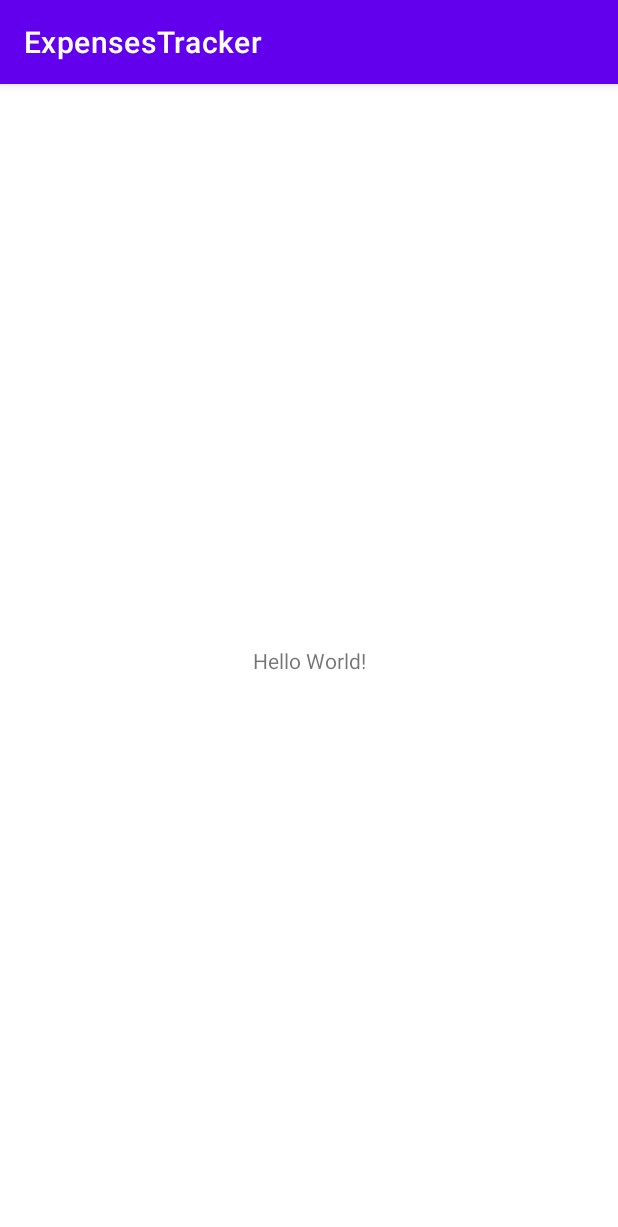
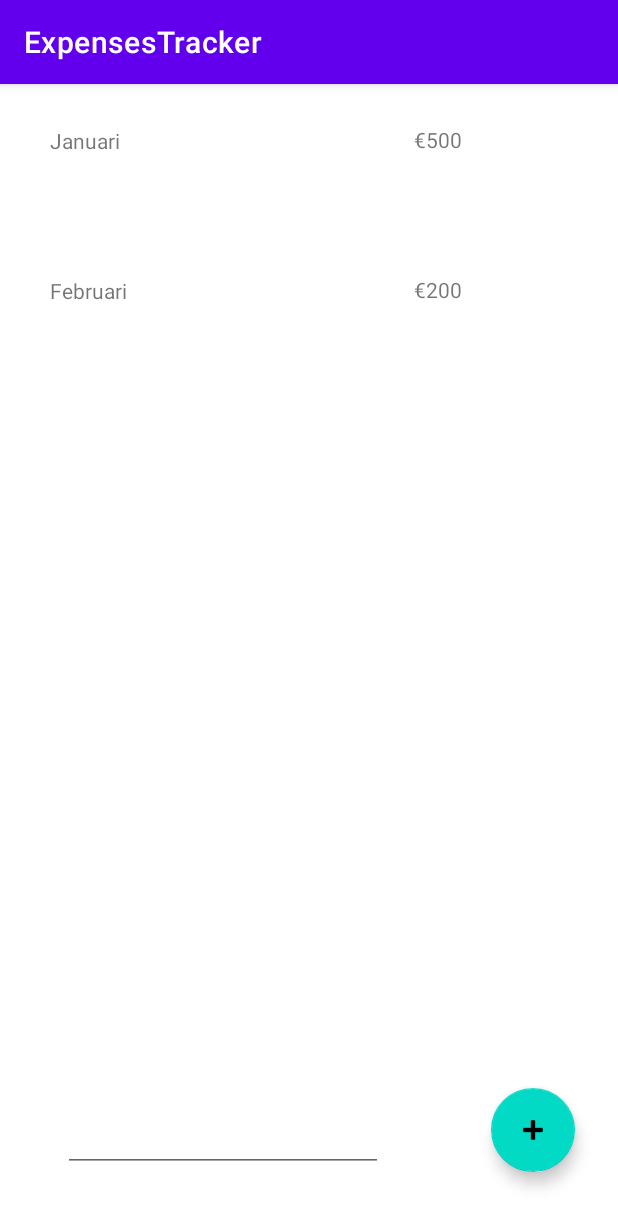
Before and after one commit to GitteV-2159432/ExpensesTracker, an Android app: the screen it shows after launch (MainActivity), on a phone screen of 412 x 824 dp. Shown: the top 1227 px of the screen. Run offline under Robolectric (Android 15) with nearby library versions, the phone set to English and light mode, and no system bars.

Commit message:
Eerste Versie Groepen toegevoegd

```diff
--- a/app/src/main/AndroidManifest.xml
+++ b/app/src/main/AndroidManifest.xml
@@ -11,6 +11,8 @@
         android:supportsRtl="true"
         android:theme="@style/Theme.ExpensesTracker"
         tools:targetApi="31">
+        <activity android:name=".AddGroepActivity" android:exported="true"/>
+        <activity android:name=".ActiviteitActivity" android:exported="true"/>
         <activity
             android:name=".MainActivity"
             android:exported="true">
--- /dev/null
+++ b/app/src/main/java/com/example/expensestracker/GroepAdapter.kt
@@ -0,0 +1,27 @@
+package com.example.expensestracker
+
+import android.view.LayoutInflater
+import android.view.View
+import android.view.ViewGroup
+import android.widget.TextView
+import androidx.recyclerview.widget.RecyclerView
+import com.example.expensestracker.model.Groep
+
+
+class GroepAdapter (val items: List<Groep>): RecyclerView.Adapter<GroepAdapter.ActiviteitViewHolder>() {
+
+    inner class ActiviteitViewHolder(currentItemView: View): RecyclerView.ViewHolder(currentItemView)
+
+    override fun onCreateViewHolder(parent: ViewGroup, viewType: Int): ActiviteitViewHolder {
+        val view = LayoutInflater.from(parent.context).inflate(R.layout.groep, parent, false)
+        return ActiviteitViewHolder(view)
+    }
+    override fun onBindViewHolder(holder: ActiviteitViewHolder, position: Int){
+        val currentActiviteitItem = items[position]
+        holder.itemView.apply {
+            findViewById<TextView>(R.id.txtActiviteitnaam).text = currentActiviteitItem.naam
+            findViewById<TextView>(R.id.txtbedrag).text= "€" + currentActiviteitItem.bedrag.toString()
+        }
+    }
+    override fun getItemCount(): Int = items.size
+}
--- /dev/null
+++ b/app/src/main/java/com/example/expensestracker/GroepFragment.kt
@@ -0,0 +1,46 @@
+package com.example.expensestracker
+
+import android.content.Intent
+import android.os.Bundle
+import android.view.LayoutInflater
+import android.view.View
+import android.view.ViewGroup
+import androidx.fragment.app.Fragment
+import androidx.recyclerview.widget.LinearLayoutManager
+import com.example.expensestracker.databinding.FragmentGroepBinding
+import com.example.expensestracker.model.Groep
+
+
+class GroepFragment: Fragment(R.layout.fragment_groep) {
+    private lateinit var binding: FragmentGroepBinding
+    private lateinit var main: MainActivity
+    private lateinit var adapter: GroepAdapter
+    private val activiteitenlijst = testlijst()
+
+    override fun onCreateView(
+        inflater: LayoutInflater,
+        container: ViewGroup?,
+        savedInstanceState: Bundle?
+    ): View? {
+        binding = FragmentGroepBinding.inflate(layoutInflater)
+        main = activity as MainActivity
+
+        adapter = GroepAdapter(activiteitenlijst)
+        binding.rvwActiviteit.adapter = adapter
+        binding.rvwActiviteit.layoutManager = LinearLayoutManager(this.context)
+
+        binding.btnAddActivity.setOnClickListener{
+            val newGroepNaam = binding.txtAddActiviteit.text.toString()
+            activiteitenlijst.add(Groep(newGroepNaam, 0))
+            adapter.notifyItemInserted(activiteitenlijst.size-1)
+        }
+        return binding.root
+    }
+
+
+
+    private fun testlijst() = arrayListOf(
+        Groep("Januari", 500),
+        Groep("Februari", 200)
+    )
+}
--- a/app/src/main/java/com/example/expensestracker/MainActivity.kt
+++ b/app/src/main/java/com/example/expensestracker/MainActivity.kt
@@ -2,10 +2,25 @@ package com.example.expensestracker
 
 import androidx.appcompat.app.AppCompatActivity
 import android.os.Bundle
+import com.example.expensestracker.databinding.ActivityMainBinding
 
 class MainActivity : AppCompatActivity() {
+
+    private lateinit var binding: ActivityMainBinding
+    private var activiteitFragment = GroepFragment()
     override fun onCreate(savedInstanceState: Bundle?) {
         super.onCreate(savedInstanceState)
-        setContentView(R.layout.activity_main)
+        binding = ActivityMainBinding.inflate(layoutInflater)
+
+        setupActivityFragment()
+
+        setContentView(binding.root)
+    }
+
+    private fun setupActivityFragment(){
+        supportFragmentManager.beginTransaction().apply {
+            replace(R.id.frmActiviteitContainer, activiteitFragment)
+            commit()
+        }
     }
 }
--- /dev/null
+++ b/app/src/main/java/com/example/expensestracker/model/Groep.kt
@@ -0,0 +1,4 @@
+package com.example.expensestracker.model
+
+@kotlinx.serialization.Serializable
+data class Groep (val naam: String, val bedrag: Int) : java.io.Serializable{}
--- a/app/src/main/res/layout/activity_main.xml
+++ b/app/src/main/res/layout/activity_main.xml
@@ -1,18 +1,15 @@
 <?xml version="1.0" encoding="utf-8"?>
-<androidx.constraintlayout.widget.ConstraintLayout xmlns:android="http://schemas.android.com/apk/res/android"
+<androidx.drawerlayout.widget.DrawerLayout xmlns:android="http://schemas.android.com/apk/res/android"
     xmlns:app="http://schemas.android.com/apk/res-auto"
     xmlns:tools="http://schemas.android.com/tools"
     android:layout_width="match_parent"
     android:layout_height="match_parent"
-    tools:context=".MainActivity">
+    tools:context=".MainActivity"
+    android:id="@+id/drawerLayout">
 
-    <TextView
-        android:layout_width="wrap_content"
-        android:layout_height="wrap_content"
-        android:text="Hello World!"
-        app:layout_constraintBottom_toBottomOf="parent"
-        app:layout_constraintEnd_toEndOf="parent"
-        app:layout_constraintStart_toStartOf="parent"
-        app:layout_constraintTop_toTopOf="parent" />
+    <FrameLayout
+        android:id="@+id/frmActiviteitContainer"
+        android:layout_width="400dp"
+        android:layout_height="720dp"/>
 
-</androidx.constraintlayout.widget.ConstraintLayout>
+</androidx.drawerlayout.widget.DrawerLayout>
--- /dev/null
+++ b/app/src/main/res/layout/expense.xml
@@ -0,0 +1,6 @@
+<?xml version="1.0" encoding="utf-8"?>
+<androidx.constraintlayout.widget.ConstraintLayout xmlns:android="http://schemas.android.com/apk/res/android"
+    android:layout_width="match_parent"
+    android:layout_height="match_parent">
+
+</androidx.constraintlayout.widget.ConstraintLayout>
--- /dev/null
+++ b/app/src/main/res/layout/fragment_expense.xml
@@ -0,0 +1,6 @@
+<?xml version="1.0" encoding="utf-8"?>
+<androidx.constraintlayout.widget.ConstraintLayout xmlns:android="http://schemas.android.com/apk/res/android"
+    android:layout_width="match_parent"
+    android:layout_height="match_parent">
+
+</androidx.constraintlayout.widget.ConstraintLayout>
--- /dev/null
+++ b/app/src/main/res/layout/fragment_groep.xml
@@ -0,0 +1,45 @@
+<?xml version="1.0" encoding="utf-8"?>
+<androidx.constraintlayout.widget.ConstraintLayout xmlns:android="http://schemas.android.com/apk/res/android"
+    xmlns:app="http://schemas.android.com/apk/res-auto"
+    xmlns:tools="http://schemas.android.com/tools"
+    android:layout_width="match_parent"
+    android:layout_height="match_parent">
+
+    <androidx.recyclerview.widget.RecyclerView
+        android:id="@+id/rvwActiviteit"
+        android:layout_width="409dp"
+        android:layout_height="0dp"
+        app:layout_constraintBottom_toBottomOf="parent"
+        app:layout_constraintEnd_toEndOf="parent"
+        app:layout_constraintHorizontal_bias="0.0"
+        app:layout_constraintStart_toStartOf="parent"
+        app:layout_constraintTop_toTopOf="parent"
+        app:layout_constraintVertical_bias="0.9" />
+
+
+    <com.google.android.material.floatingactionbutton.FloatingActionButton
+        android:id="@+id/btnAddActivity"
+        android:layout_width="wrap_content"
+        android:layout_height="wrap_content"
+        android:clickable="true"
+        app:layout_constraintBottom_toBottomOf="parent"
+        app:layout_constraintEnd_toEndOf="parent"
+        app:layout_constraintHorizontal_bias="0.92"
+        app:layout_constraintStart_toStartOf="parent"
+        app:layout_constraintTop_toTopOf="parent"
+        app:layout_constraintVertical_bias="0.94"
+        app:srcCompat="@android:drawable/ic_input_add" />
+
+    <EditText
+        android:id="@+id/txtAddActiviteit"
+        android:layout_width="wrap_content"
+        android:layout_height="wrap_content"
+        android:ems="10"
+        android:inputType="textPersonName"
+        app:layout_constraintBottom_toBottomOf="parent"
+        app:layout_constraintEnd_toEndOf="parent"
+        app:layout_constraintHorizontal_bias="0.213"
+        app:layout_constraintStart_toStartOf="parent"
+        app:layout_constraintTop_toTopOf="@+id/rvwActiviteit"
+        app:layout_constraintVertical_bias="0.941" />
+</androidx.constraintlayout.widget.ConstraintLayout>
--- a/app/src/main/res/layout/expense_group.xml
+++ b/app/src/main/res/layout/groep.xml
@@ -5,31 +5,30 @@
     android:layout_width="match_parent"
     android:layout_height="100dp">
 
-    <EditText
-        android:id="@+id/editTextNumberDecimal"
+    <TextView
+        android:id="@+id/txtbedrag"
         android:layout_width="117dp"
         android:layout_height="46dp"
         android:ems="10"
-        android:inputType="numberDecimal"
         app:layout_constraintBottom_toBottomOf="parent"
         app:layout_constraintEnd_toEndOf="parent"
         app:layout_constraintHorizontal_bias="0.1"
-        app:layout_constraintStart_toEndOf="@+id/editTextNumberDecimal2"
+        app:layout_constraintStart_toEndOf="@+id/txtEuro"
         app:layout_constraintTop_toTopOf="parent" />
 
     <TextView
-        android:id="@+id/editTextNumberDecimal2"
+        android:id="@+id/txtEuro"
         android:layout_width="41dp"
         android:layout_height="46dp"
         android:ems="10"
         app:layout_constraintBottom_toBottomOf="parent"
         app:layout_constraintEnd_toEndOf="parent"
         app:layout_constraintHorizontal_bias="0.17"
-        app:layout_constraintStart_toEndOf="@+id/textView"
+        app:layout_constraintStart_toEndOf="@+id/txtActiviteitnaam"
         app:layout_constraintTop_toTopOf="parent" />
 
     <TextView
-        android:id="@+id/textView"
+        android:id="@+id/txtActiviteitnaam"
         android:layout_width="172dp"
         android:layout_height="44dp"
         android:text="TextView"
```
Also changed, not shown: app/build.gradle (+7 -0 lines), app/src/main/java/com/example/expensestracker/AddGroepActivity.kt (added, +30 -0 lines), app/src/main/res/layout/activity_add_groep.xml (added, +43 -0 lines).
